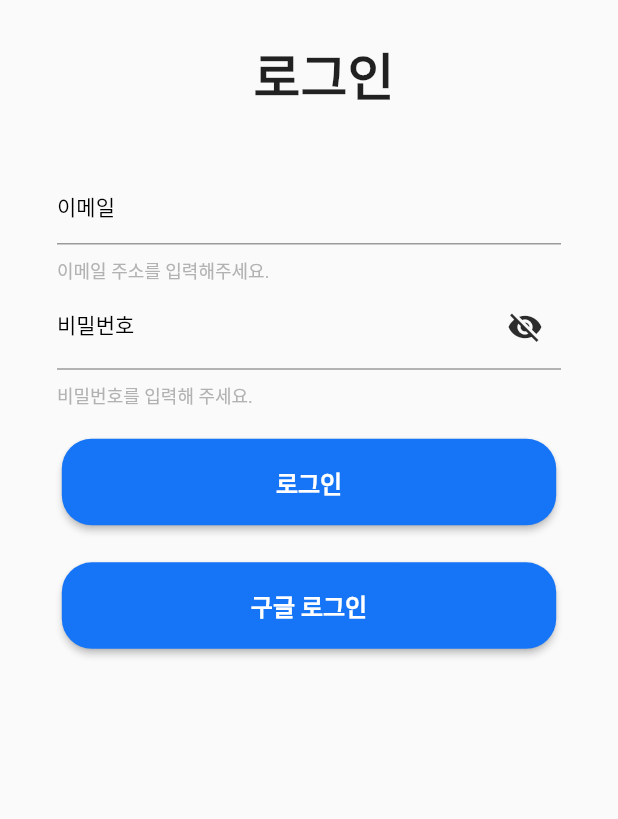
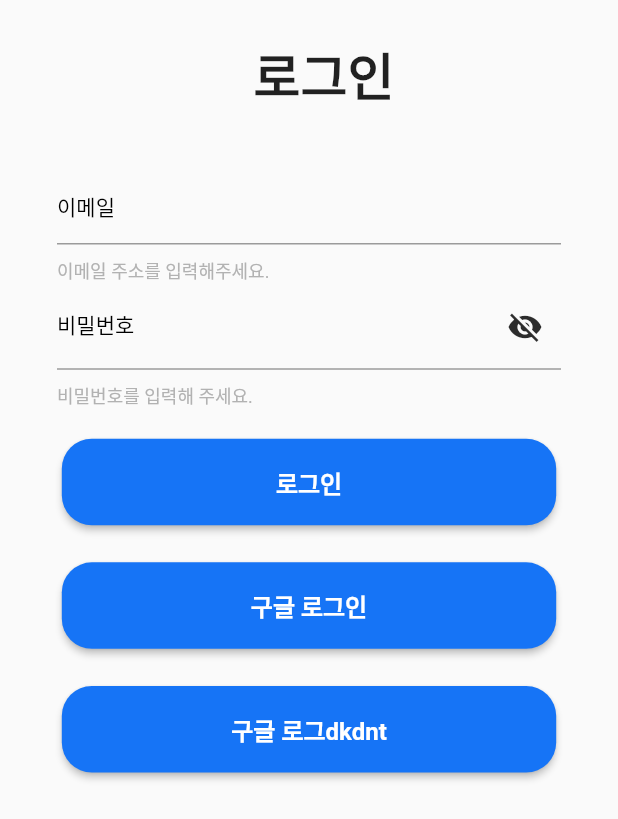
Before and after one commit to kyb97914/SmartMedicineBox, a Flutter app: the screen it shows after launch, after a tap on "로그인", on a phone screen of 412 x 824 dp. Shown: the top 819 px of the screen. Run offline on Flutter 3.47's test engine with Material 2 defaults, Android fonts, the phone set to English and light mode, and no system bars; our stand-ins replace firebase_auth, firebase_core, firebase_messaging, flutter_dotenv, flutter_local_notifications, flutter_secure_storage and 2 more; accounts and stored records are empty; network calls fail; Roboto replaces fonts that are missing (Noto).

Commit message:
[2021-10-03]

```diff
--- a/flutter_application_1/lib/src/screens/Loginpage.dart
+++ b/flutter_application_1/lib/src/screens/Loginpage.dart
@@ -147,6 +147,7 @@ class _LoginPageState extends State<LoginPage> {
                           ),
                         ],
                       ),
+                      SizedBox(height: size.height * 0.02),
                       AnimatedOpacity(
                         opacity: 1,
                         duration: Duration(milliseconds: 500),
@@ -158,8 +159,9 @@ class _LoginPageState extends State<LoginPage> {
                     ],
                   ),
                 ),
+                SizedBox(height: size.height * 0.03),
                 Container(
-                  height: size.height * 0.3,
+                  height: size.height * 0.2,
                   child: Column(
                     mainAxisAlignment: MainAxisAlignment.end,
                     crossAxisAlignment: CrossAxisAlignment.center,
@@ -196,12 +198,14 @@ class _LoginPageState extends State<LoginPage> {
                           ),
                         ),
                       ),
+                      SizedBox(height: size.height * 0.03),
                       GestureDetector(
                         child: Container(
                           width: size.width * 0.8,
-                          padding: EdgeInsets.all(0),
-                          child: OutlineButton(
-                            padding: EdgeInsets.fromLTRB(0, 25, 0, 15),
+                          height: 46,
+                          margin: EdgeInsets.only(bottom: 0),
+                          child: FlatButton(
+                            padding: EdgeInsets.fromLTRB(0, 5, 0, 5),
                             onPressed: () {
                               Navigator.push(
                                 context,
@@ -214,13 +218,17 @@ class _LoginPageState extends State<LoginPage> {
                             child: Text(
                               '회원 가입',
                               textScaleFactor: 1.0,
-                              style:
-                                  TextStyle(fontSize: 16, fontFamily: 'Noto'),
+                              style: TextStyle(
+                                  fontSize: 16,
+                                  fontFamily: 'Noto',
+                                  fontWeight: FontWeight.bold),
                             ),
-                            textColor: Colors.black,
-                            highlightedBorderColor: highlightColor,
-                            borderSide: BorderSide.none,
+                            color: Color(0xffffffff),
                             shape: RoundedRectangleBorder(
+                                side: BorderSide(
+                                    color: Colors.black,
+                                    width: 1.5,
+                                    style: BorderStyle.solid),
                                 borderRadius: BorderRadius.circular(50)),
                           ),
                         ),
--- a/flutter_application_1/lib/src/screens/Register/SignInPage.dart
+++ b/flutter_application_1/lib/src/screens/Register/SignInPage.dart
@@ -13,6 +13,35 @@ import 'package:firebase_auth/firebase_auth.dart';
 
 final FirebaseAuth _auth = FirebaseAuth.instance;
 final GoogleSignIn googleSignIn = GoogleSignIn();
+
+var _socialLoginInfo = {
+  "email": '',
+  "type": '',
+  "accesstoken": '',
+};
+
+Future<UserCredential> signInWithGoogle() async {
+  final GoogleSignInAccount googleUser = await GoogleSignIn().signIn();
+  final GoogleSignInAuthentication googleAuth = await googleUser.authentication;
+  final GoogleAuthCredential credential = GoogleAuthProvider.credential(
+    accessToken: googleAuth.accessToken,
+    idToken: googleAuth.idToken,
+  );
+  UserCredential authResult = await _auth.signInWithCredential(credential);
+  User user = authResult.user;
+  print('AccessToken: ' + googleAuth.accessToken);
+  print('IDTOKEN: ' + googleAuth.idToken);
+  print('email: ' + user.email);
+  _socialLoginInfo['email'] = user.email;
+  _socialLoginInfo['accessToken'] = googleAuth.accessToken;
+  _socialLoginInfo['type'] = 'google';
+  print(googleSignIn.currentUser);
+  return await FirebaseAuth.instance.signInWithCredential(credential);
+}
+
+Future<void> _handleSignOut() async {
+  googleSignIn.disconnect();
+}
 
 class SignInPage extends StatefulWidget {
   @override
@@ -217,7 +246,29 @@ class _SignInPageState extends State<SignInPage> {
                                           fontSize: 16,
                                           fontFamily: 'Noto',
                                           fontWeight: FontWeight.bold)),
-                                  onPressed: () async {},
+                                  onPressed: () async {
+                                    signInWithGoogle();
+                                  },
+                                  shape: RoundedRectangleBorder(
+                                      borderRadius: BorderRadius.circular(20)),
+                                ),
+                              ),
+                              SizedBox(height: size.height * 0.03),
+                              Container(
+                                width: size.width * 0.8,
+                                height: size.height * 0.07,
+                                child: RaisedButton(
+                                  color: Color(0xff1674f6),
+                                  child: Text("구글 로그dkdnt",
+                                      textScaleFactor: 1.0,
+                                      style: TextStyle(
+                                          color: Colors.white,
+                                          fontSize: 16,
+                                          fontFamily: 'Noto',
+                                          fontWeight: FontWeight.bold)),
+                                  onPressed: () async {
+                                    _handleSignOut();
+                                  },
                                   shape: RoundedRectangleBorder(
                                       borderRadius: BorderRadius.circular(20)),
                                 ),
```
